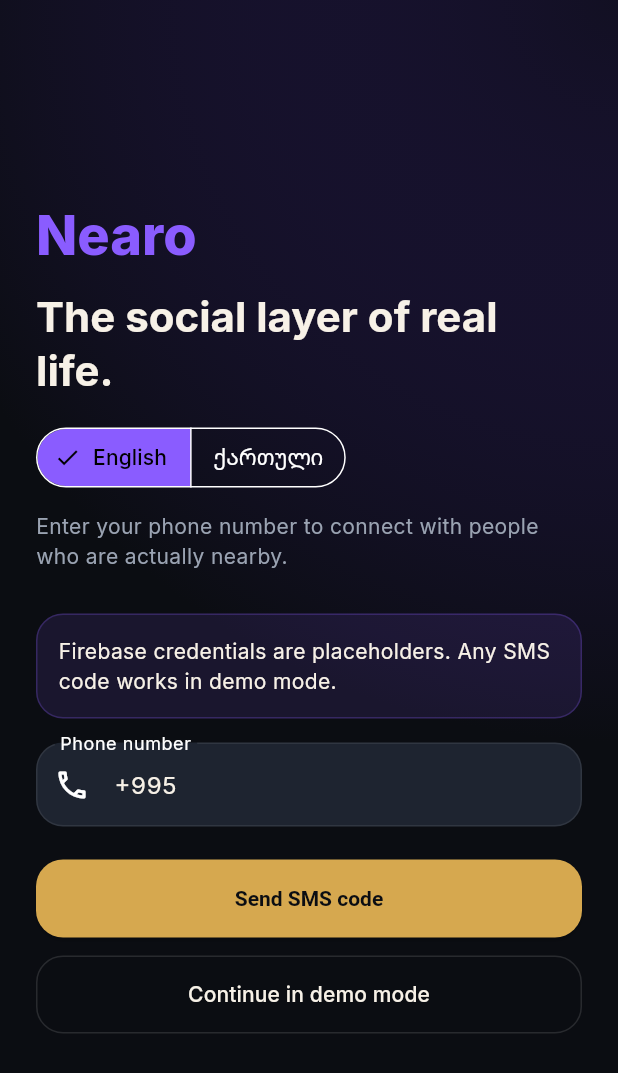
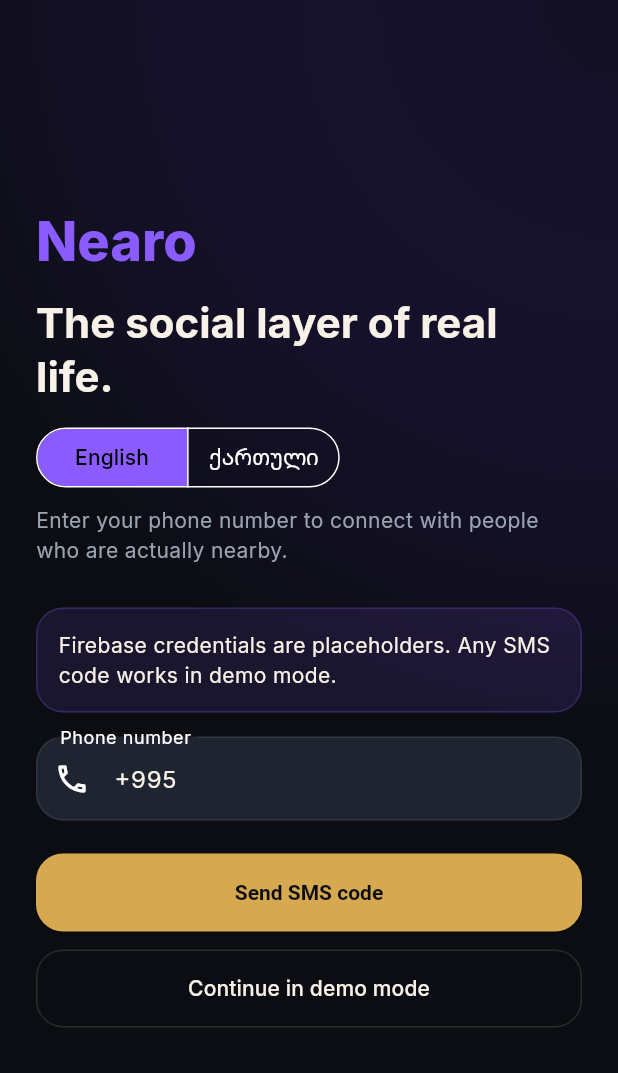
Before and after one commit to lasha13sys/nearo, a Flutter app: the screen it shows after launch, on a phone screen of 412 x 824 dp. Shown: the top 1073 px of the screen. Run offline on Flutter 3.47's test engine with Material 3 defaults, Android fonts, the phone set to English and light mode, and no system bars; our stand-ins replace cloud_firestore, cloud_functions, firebase_auth, firebase_core, firebase_messaging, firebase_storage and 5 more; missing offline and left inert: network_info_plus; accounts and stored records are empty.

Commit message:
Fix language switcher layout

```diff
--- a/nearo_fixed_clean/lib/presentation/screens/auth/phone_auth_screen.dart
+++ b/nearo_fixed_clean/lib/presentation/screens/auth/phone_auth_screen.dart
@@ -69,14 +69,28 @@
                       Align(
                         alignment: Alignment.centerLeft,
                         child: SegmentedButton<Locale>(
+                          showSelectedIcon: false,
+                          style: const ButtonStyle(
+                            minimumSize: WidgetStatePropertyAll(Size(112, 42)),
+                            padding: WidgetStatePropertyAll(
+                              EdgeInsets.symmetric(horizontal: 14),
+                            ),
+                            tapTargetSize: MaterialTapTargetSize.shrinkWrap,
+                          ),
                           segments: [
                             ButtonSegment<Locale>(
                               value: const Locale('en'),
-                              label: Text(l10n.t('language.english')),
+                              label: Text(
+                                l10n.t('language.english'),
+                                softWrap: false,
+                              ),
                             ),
                             ButtonSegment<Locale>(
                               value: const Locale('ka'),
-                              label: Text(l10n.t('language.georgian')),
+                              label: Text(
+                                l10n.t('language.georgian'),
+                                softWrap: false,
+                              ),
                             ),
                           ],
                           selected: {locale},
```
Also changed, not shown: nearo_fixed_clean/lib/presentation/screens/profile/profile_screen.dart (+16 -2 lines).
